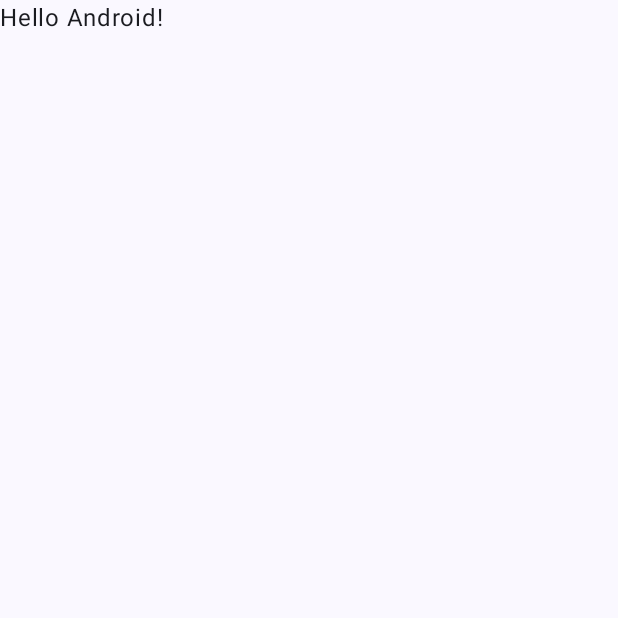
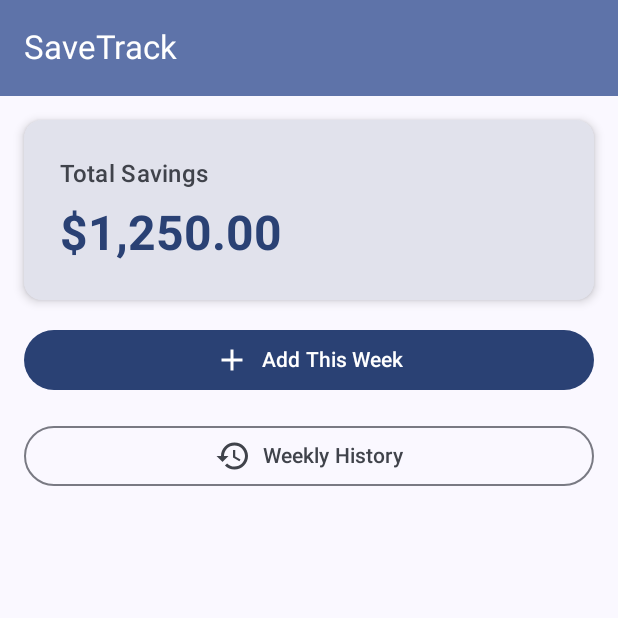
Before and after one commit to emonitnz/SaveTrack, an Android app built with Jetpack Compose: the screen it shows after launch (MainActivity), on a phone screen of 412 x 824 dp, the top half of it. Before the commit the part shown is almost empty. Run offline under Robolectric (Android 15) with nearby library versions, the phone set to English and light mode, and no system bars.

Commit message:
Add home screen with total savings and navigation -homeViewModel with StateFlow(MVVM)

```diff
--- /dev/null
+++ b/app/src/main/java/com/emon/savetrack/MainActivity.kt
@@ -0,0 +1,24 @@
+package com.emon.savetrack
+
+import android.os.Bundle
+import androidx.activity.ComponentActivity
+import androidx.activity.compose.setContent
+import androidx.activity.enableEdgeToEdge
+import com.emon.savetrack.ui.navigation.AppNavHost
+import com.emon.savetrack.ui.theme.SaveTrackTheme
+
+/**
+ * MainActivity serves as the entry point for the SaveTrack application.
+ * Sets edge-to-edge UI, applies SaveTrackTheme, and launches AppNavHost.
+ */
+class MainActivity : ComponentActivity() {
+    override fun onCreate(savedInstanceState: Bundle?) {
+        super.onCreate(savedInstanceState)
+        enableEdgeToEdge()
+        setContent {
+            SaveTrackTheme {
+                AppNavHost()
+            }
+        }
+    }
+}
--- /dev/null
+++ b/app/src/main/java/com/emon/savetrack/ui/home/HomeScreen.kt
@@ -0,0 +1,184 @@
+package com.emon.savetrack.ui.home
+
+import android.content.res.Configuration
+import androidx.compose.foundation.layout.Arrangement
+import androidx.compose.foundation.layout.Column
+import androidx.compose.foundation.layout.Row
+import androidx.compose.foundation.layout.Spacer
+import androidx.compose.foundation.layout.fillMaxSize
+import androidx.compose.foundation.layout.fillMaxWidth
+import androidx.compose.foundation.layout.height
+import androidx.compose.foundation.layout.padding
+import androidx.compose.foundation.layout.size
+import androidx.compose.material.icons.Icons
+import androidx.compose.material.icons.filled.Add
+import androidx.compose.material.icons.filled.History
+import androidx.compose.material3.Button
+import androidx.compose.material3.Card
+import androidx.compose.material3.CardDefaults
+import androidx.compose.material3.ExperimentalMaterial3Api
+import androidx.compose.material3.Icon
+import androidx.compose.material3.MaterialTheme
+import androidx.compose.material3.OutlinedButton
+import androidx.compose.material3.Scaffold
+import androidx.compose.material3.Text
+import androidx.compose.material3.TopAppBar
+import androidx.compose.material3.TopAppBarDefaults
+import androidx.compose.runtime.Composable
+import androidx.compose.runtime.getValue
+import androidx.compose.ui.Alignment
+import androidx.compose.ui.Modifier
+import androidx.compose.ui.res.stringResource
+import androidx.compose.ui.text.font.FontWeight
+import androidx.compose.ui.tooling.preview.Preview
+import androidx.compose.ui.unit.dp
+import androidx.lifecycle.compose.collectAsStateWithLifecycle
+import androidx.lifecycle.viewmodel.compose.viewModel
+import com.emon.savetrack.R
+import com.emon.savetrack.ui.theme.SaveTrackTheme
+
+/**
+ * Stateful Home screen composable.
+ * Collects state from HomeViewModel and manages user navigation actions.
+ */
+@Composable
+fun HomeScreen(
+    onNavigateToAddWeek: () -> Unit,
+    onNavigateToHistory: () -> Unit,
+    viewModel: HomeViewModel = viewModel()
+) {
+    // Collect the UI state with lifecycle awareness
+    val uiState by viewModel.uiState.collectAsStateWithLifecycle()
+
+    HomeScreenContent(
+        uiState = uiState,
+        onNavigateToAddWeek = onNavigateToAddWeek,
+        onNavigateToHistory = onNavigateToHistory
+    )
+}
+
+/**
+ * Stateless Home screen UI layout.
+ * Separated from state collection for easy UI previewing and modularity.
+ */
+@OptIn(ExperimentalMaterial3Api::class)
+@Composable
+fun HomeScreenContent(
+    uiState: HomeUiState,
+    onNavigateToAddWeek: () -> Unit,
+    onNavigateToHistory: () -> Unit,
+    modifier: Modifier = Modifier
+) {
+    Scaffold(
+        topBar = {
+            TopAppBar(
+                title = { Text(text = stringResource(R.string.home_title)) },
+                colors = TopAppBarDefaults.topAppBarColors(
+                    containerColor = MaterialTheme.colorScheme.primaryContainer,
+                    titleContentColor = MaterialTheme.colorScheme.onPrimaryContainer
+                )
+            )
+        },
+        modifier = modifier
+    ) { innerPadding ->
+        Column(
+            modifier = Modifier
+                .fillMaxSize()
+                .padding(innerPadding)
+                .padding(16.dp),
+            verticalArrangement = Arrangement.spacedBy(16.dp)
+        ) {
+            // Large Card displaying Total Savings formatted in NZD
+            Card(
+                modifier = Modifier.fillMaxWidth(),
+                colors = CardDefaults.cardColors(
+                    containerColor = MaterialTheme.colorScheme.surfaceVariant,
+                    contentColor = MaterialTheme.colorScheme.onSurfaceVariant
+                ),
+                elevation = CardDefaults.cardElevation(defaultElevation = 4.dp)
+            ) {
+                Column(
+                    modifier = Modifier
+                        .fillMaxWidth()
+                        .padding(24.dp),
+                    horizontalAlignment = Alignment.Start
+                ) {
+                    Text(
+                        text = stringResource(R.string.total_savings_title),
+                        style = MaterialTheme.typography.titleMedium,
+                        color = MaterialTheme.colorScheme.onSurfaceVariant
+                    )
+                    Spacer(modifier = Modifier.height(8.dp))
+                    Text(
+                        text = uiState.formattedTotalSavings(),
+                        style = MaterialTheme.typography.headlineLarge,
+                        fontWeight = FontWeight.Bold,
+                        color = MaterialTheme.colorScheme.primary
+                    )
+                }
+            }
+
+            // Full-width Primary Button for "Add This Week" with an add icon
+            Button(
+                onClick = onNavigateToAddWeek,
+                modifier = Modifier.fillMaxWidth()
+            ) {
+                Row(
+                    horizontalArrangement = Arrangement.Center,
+                    verticalAlignment = Alignment.CenterVertically
+                ) {
+                    Icon(
+                        imageVector = Icons.Default.Add,
+                        contentDescription = stringResource(R.string.cd_add_icon)
+                    )
+                    Spacer(modifier = Modifier.size(8.dp))
+                    Text(text = stringResource(R.string.btn_add_this_week))
+                }
+            }
+
+            // Full-width Outlined Button for "Weekly History" with a history icon
+            OutlinedButton(
+                onClick = onNavigateToHistory,
+                modifier = Modifier.fillMaxWidth()
+            ) {
+                Row(
+                    horizontalArrangement = Arrangement.Center,
+                    verticalAlignment = Alignment.CenterVertically
+                ) {
+                    Icon(
+                        imageVector = Icons.Default.History,
+                        contentDescription = stringResource(R.string.cd_history_icon)
+                    )
+                    Spacer(modifier = Modifier.size(8.dp))
+                    Text(text = stringResource(R.string.btn_weekly_history))
+                }
+            }
+        }
+    }
+}
+
+// Preview in Light Mode
+@Preview(showBackground = true, name = "Light Mode")
+@Composable
+fun HomeScreenPreviewLight() {
+    SaveTrackTheme(darkTheme = false) {
+        HomeScreenContent(
+            uiState = HomeUiState(totalSavings = 1250.00),
+            onNavigateToAddWeek = {},
+            onNavigateToHistory = {}
+        )
+    }
+}
+
+// Preview in Dark Mode
+@Preview(showBackground = true, uiMode = Configuration.UI_MODE_NIGHT_YES, name = "Dark Mode")
+@Composable
+fun HomeScreenPreviewDark() {
+    SaveTrackTheme(darkTheme = true) {
+        HomeScreenContent(
+            uiState = HomeUiState(totalSavings = 1250.00),
+            onNavigateToAddWeek = {},
+            onNavigateToHistory = {}
+        )
+    }
+}
--- /dev/null
+++ b/app/src/main/java/com/emon/savetrack/ui/home/HomeUiState.kt
@@ -0,0 +1,20 @@
+package com.emon.savetrack.ui.home
+
+import java.text.NumberFormat
+import java.util.Locale
+
+/**
+ * Holds the state for the Home screen.
+ * Stores the total savings amount formatted in NZD.
+ */
+data class HomeUiState(
+    val totalSavings: Double = 1250.00
+) {
+    /**
+     * Formats the total savings as NZD currency (e.g., "$1,250.00").
+     */
+    fun formattedTotalSavings(): String {
+        val format = NumberFormat.getCurrencyInstance(Locale.forLanguageTag("en-NZ"))
+        return format.format(totalSavings)
+    }
+}
--- /dev/null
+++ b/app/src/main/java/com/emon/savetrack/ui/home/HomeViewModel.kt
@@ -0,0 +1,19 @@
+package com.emon.savetrack.ui.home
+
+import androidx.lifecycle.ViewModel
+import kotlinx.coroutines.flow.MutableStateFlow
+import kotlinx.coroutines.flow.StateFlow
+import kotlinx.coroutines.flow.asStateFlow
+
+/**
+ * ViewModel for the Home screen following MVVM architecture.
+ * Manages HomeUiState using StateFlow.
+ */
+class HomeViewModel : ViewModel() {
+
+    // Internal state flow holding total savings state
+    private val _uiState = MutableStateFlow(HomeUiState(totalSavings = 1250.00))
+
+    // Public read-only state flow exposed to the UI
+    val uiState: StateFlow<HomeUiState> = _uiState.asStateFlow()
+}
--- /dev/null
+++ b/app/src/main/java/com/emon/savetrack/ui/navigation/NavGraph.kt
@@ -0,0 +1,59 @@
+package com.emon.savetrack.ui.navigation
+
+import androidx.compose.runtime.Composable
+import androidx.compose.ui.Modifier
+import androidx.navigation.NavHostController
+import androidx.navigation.compose.NavHost
+import androidx.navigation.compose.composable
+import androidx.navigation.compose.rememberNavController
+import com.emon.savetrack.ui.addweek.AddWeekScreen
+import com.emon.savetrack.ui.history.HistoryScreen
+import com.emon.savetrack.ui.home.HomeScreen
+
+/**
+ * Defines navigation routes for the SaveTrack app.
+ */
+sealed class Screen(val route: String) {
+    object Home : Screen("home")
+    object AddWeek : Screen("add_week")
+    object History : Screen("history")
+}
+
+/**
+ * AppNavHost manages screen navigation using Jetpack Navigation Compose.
+ * Contains routes for Home ("home"), Add Week ("add_week"), and History ("history").
+ */
+@Composable
+fun AppNavHost(
+    modifier: Modifier = Modifier,
+    navController: NavHostController = rememberNavController(),
+    startDestination: String = Screen.Home.route
+) {
+    NavHost(
+        navController = navController,
+        startDestination = startDestination,
+        modifier = modifier
+    ) {
+        // Route 1: Home screen
+        composable(Screen.Home.route) {
+            HomeScreen(
+                onNavigateToAddWeek = { navController.navigate(Screen.AddWeek.route) },
+                onNavigateToHistory = { navController.navigate(Screen.History.route) }
+            )
+        }
+
+        // Route 2: Add Week screen
+        composable(Screen.AddWeek.route) {
+            AddWeekScreen(
+                onNavigateBack = { navController.popBackStack() }
+            )
+        }
+
+        // Route 3: History screen
+        composable(Screen.History.route) {
+            HistoryScreen(
+                onNavigateBack = { navController.popBackStack() }
+            )
+        }
+    }
+}
--- /dev/null
+++ b/app/src/main/java/com/emon/savetrack/ui/theme/Color.kt
@@ -0,0 +1,11 @@
+package com.emon.savetrack.ui.theme
+
+import androidx.compose.ui.graphics.Color
+
+val Purple80 = Color(0xFFD0BCFF)
+val PurpleGrey80 = Color(0xFFCCC2DC)
+val Pink80 = Color(0xFFEFB8C8)
+
+val Purple40 = Color(0xFF6650a4)
+val PurpleGrey40 = Color(0xFF625b71)
+val Pink40 = Color(0xFF7D5260)
--- /dev/null
+++ b/app/src/main/java/com/emon/savetrack/ui/theme/Theme.kt
@@ -0,0 +1,46 @@
+package com.emon.savetrack.ui.theme
+
+import android.os.Build
+import androidx.compose.foundation.isSystemInDarkTheme
+import androidx.compose.material3.MaterialTheme
+import androidx.compose.material3.darkColorScheme
+import androidx.compose.material3.dynamicDarkColorScheme
+import androidx.compose.material3.dynamicLightColorScheme
+import androidx.compose.material3.lightColorScheme
+import androidx.compose.runtime.Composable
+import androidx.compose.ui.platform.LocalContext
+
+private val DarkColorScheme = darkColorScheme(
+    primary = Purple80,
+    secondary = PurpleGrey80,
+    tertiary = Pink80
+)
+
+private val LightColorScheme = lightColorScheme(
+    primary = Purple40,
+    secondary = PurpleGrey40,
+    tertiary = Pink40
+)
+
+@Composable
+fun SaveTrackTheme(
+    darkTheme: Boolean = isSystemInDarkTheme(),
+    dynamicColor: Boolean = true,
+    content: @Composable () -> Unit
+) {
+    val colorScheme = when {
+        dynamicColor && Build.VERSION.SDK_INT >= Build.VERSION_CODES.S -> {
+            val context = LocalContext.current
+            if (darkTheme) dynamicDarkColorScheme(context) else dynamicLightColorScheme(context)
+        }
+
+        darkTheme -> DarkColorScheme
+        else -> LightColorScheme
+    }
+
+    MaterialTheme(
+        colorScheme = colorScheme,
+        typography = Typography,
+        content = content
+    )
+}
--- /dev/null
+++ b/app/src/main/java/com/emon/savetrack/ui/theme/Type.kt
@@ -0,0 +1,17 @@
+package com.emon.savetrack.ui.theme
+
+import androidx.compose.material3.Typography
+import androidx.compose.ui.text.TextStyle
+import androidx.compose.ui.text.font.FontFamily
+import androidx.compose.ui.text.font.FontWeight
+import androidx.compose.ui.unit.sp
+
+val Typography = Typography(
+    bodyLarge = TextStyle(
+        fontFamily = FontFamily.Default,
+        fontWeight = FontWeight.Normal,
+        fontSize = 16.sp,
+        lineHeight = 24.sp,
+        letterSpacing = 0.5.sp
+    )
+)
--- a/app/src/main/res/values/strings.xml
+++ b/app/src/main/res/values/strings.xml
@@ -1,3 +1,13 @@
 <resources>
     <string name="app_name">SaveTrack</string>
+    <string name="home_title">SaveTrack</string>
+    <string name="total_savings_title">Total Savings</string>
+    <string name="btn_add_this_week">Add This Week</string>
+    <string name="btn_weekly_history">Weekly History</string>
+    <string name="add_week_title">Add This Week</string>
+    <string name="history_title">Weekly History</string>
+    <string name="coming_soon">Coming soon</string>
+    <string name="cd_add_icon">Add icon</string>
+    <string name="cd_history_icon">History icon</string>
+    <string name="cd_back_button">Back</string>
 </resources>
--- a/gradle/libs.versions.toml
+++ b/gradle/libs.versions.toml
@@ -8,6 +8,7 @@ lifecycleRuntimeKtx = "2.11.1"
 activityCompose = "1.13.0"
 kotlin = "2.2.10"
 composeBom = "2026.02.01"
+navigationCompose = "2.8.8"
 
 [libraries]
 androidx-core-ktx = { group = "androidx.core", name = "core-ktx", version.ref = "coreKtx" }
@@ -15,7 +16,10 @@ junit = { group = "junit", name = "junit", version.ref = "junit" }
 androidx-junit = { group = "androidx.test.ext", name = "junit", version.ref = "junitVersion" }
 androidx-espresso-core = { group = "androidx.test.espresso", name = "espresso-core", version.ref = "espressoCore" }
 androidx-lifecycle-runtime-ktx = { group = "androidx.lifecycle", name = "lifecycle-runtime-ktx", version.ref = "lifecycleRuntimeKtx" }
+androidx-lifecycle-runtime-compose = { group = "androidx.lifecycle", name = "lifecycle-runtime-compose", version.ref = "lifecycleRuntimeKtx" }
+androidx-lifecycle-viewmodel-compose = { group = "androidx.lifecycle", name = "lifecycle-viewmodel-compose", version.ref = "lifecycleRuntimeKtx" }
 androidx-activity-compose = { group = "androidx.activity", name = "activity-compose", version.ref = "activityCompose" }
+androidx-navigation-compose = { group = "androidx.navigation", name = "navigation-compose", version.ref = "navigationCompose" }
 androidx-compose-bom = { group = "androidx.compose", name = "compose-bom", version.ref = "composeBom" }
 androidx-compose-ui = { group = "androidx.compose.ui", name = "ui" }
 androidx-compose-ui-graphics = { group = "androidx.compose.ui", name = "ui-graphics" }
@@ -24,6 +28,7 @@ androidx-compose-ui-tooling-preview = { group = "androidx.compose.ui", name = "u
 androidx-compose-ui-test-manifest = { group = "androidx.compose.ui", name = "ui-test-manifest" }
 androidx-compose-ui-test-junit4 = { group = "androidx.compose.ui", name = "ui-test-junit4" }
 androidx-compose-material3 = { group = "androidx.compose.material3", name = "material3" }
+androidx-compose-material-icons-extended = { group = "androidx.compose.material", name = "material-icons-extended" }
 
 [plugins]
 android-application = { id = "com.android.application", version.ref = "agp" }
```
Also changed, not shown: app/build.gradle.kts (+6 -2 lines), app/src/main/java/com/emon/savetrack/ui/addweek/AddWeekScreen.kt (added, +84 -0 lines), app/src/main/java/com/emon/savetrack/ui/history/HistoryScreen.kt (added, +84 -0 lines), 4 other files.
